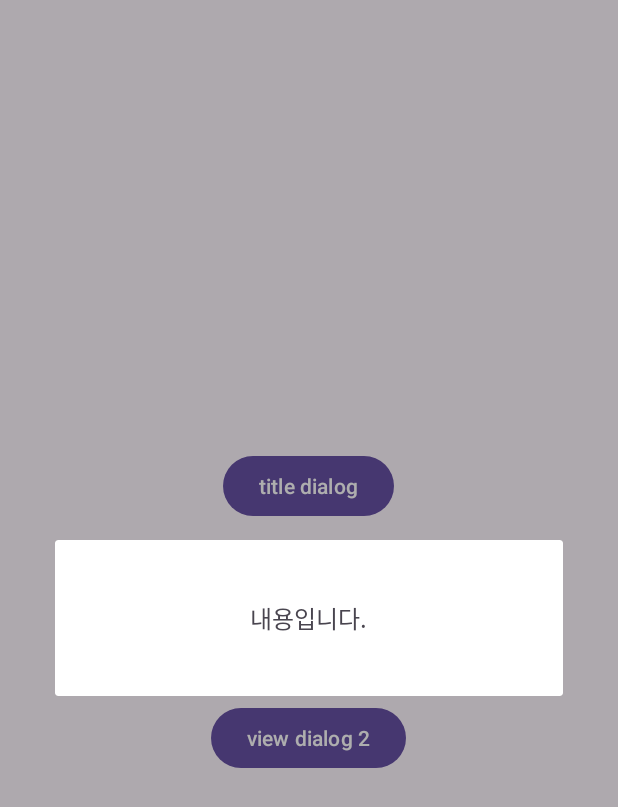
After one commit to taehee28/DialogSystemSample, an Android app: the fragment NoTitleDialog placed in its activity, on a phone screen of 412 x 824 dp. The commit adds this screen. Shown: the top 807 px of the screen. Run offline under Robolectric (Android 15) with nearby library versions, the phone set to English and light mode, and no system bars.

Commit message:
NoTitleDialog 추가

```diff
--- /dev/null
+++ b/app/src/main/java/com/thk/dialogsystemsample/dialog/NoTitleDialog.kt
@@ -0,0 +1,19 @@
+package com.thk.dialogsystemsample.dialog
+
+import android.view.LayoutInflater
+import android.view.ViewGroup
+import com.thk.dialogsystemsample.databinding.DialogNoTitleBinding
+import com.thk.dialogsystemsample.dialog.model.NoTitleDialogConfig
+
+class NoTitleDialog : BaseDialog<NoTitleDialogConfig, DialogNoTitleBinding>() {
+    override fun getContentBinding(
+        inflater: LayoutInflater,
+        container: ViewGroup?
+    ): DialogNoTitleBinding {
+        return DialogNoTitleBinding.inflate(inflater, container, false)
+    }
+
+    override fun initConfig(config: NoTitleDialogConfig) {
+        binding.tvContent.text = config.content
+    }
+}
--- /dev/null
+++ b/app/src/main/res/layout/dialog_no_title.xml
@@ -0,0 +1,17 @@
+<?xml version="1.0" encoding="utf-8"?>
+<LinearLayout xmlns:android="http://schemas.android.com/apk/res/android"
+    android:orientation="vertical"
+    android:layout_width="match_parent"
+    android:layout_height="wrap_content"
+    android:paddingVertical="40dp"
+    android:paddingHorizontal="16dp"
+    android:gravity="center">
+
+    <TextView
+        android:id="@+id/tv_content"
+        android:layout_width="wrap_content"
+        android:layout_height="wrap_content"
+        android:textSize="16sp"
+        android:text="내용입니다."/>
+
+</LinearLayout>
```
Also changed, not shown: app/src/main/java/com/thk/dialogsystemsample/MainActivity.kt (+14 -0 lines), app/src/main/java/com/thk/dialogsystemsample/dialog/model/DialogConfig.kt (+7 -0 lines).
